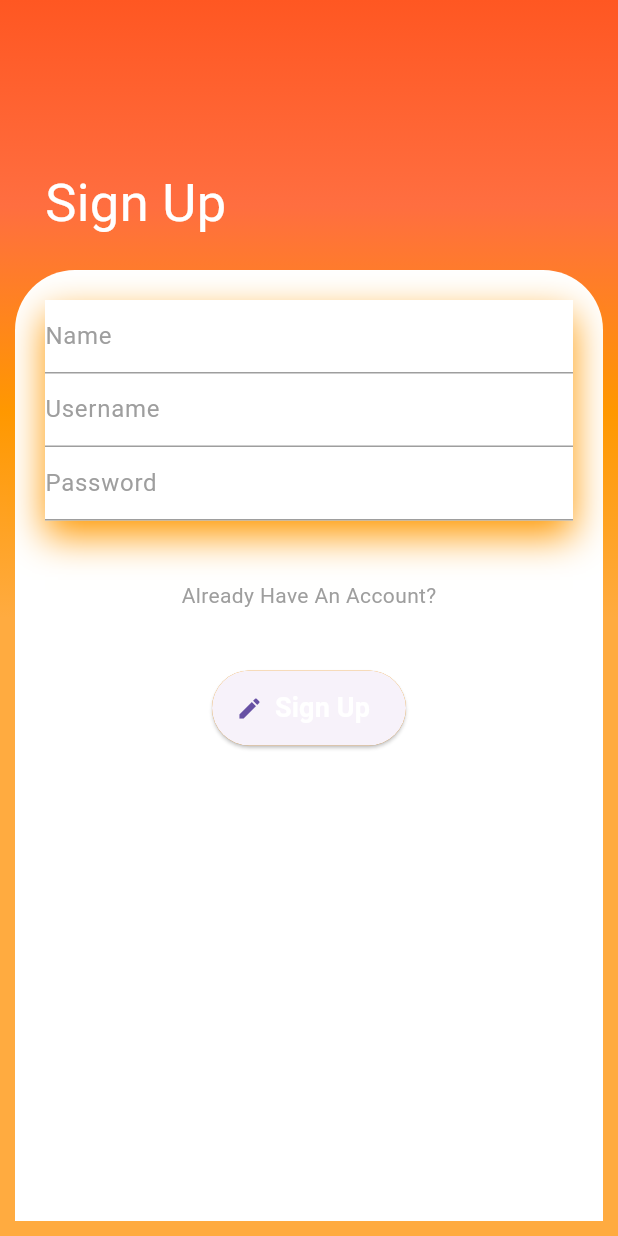
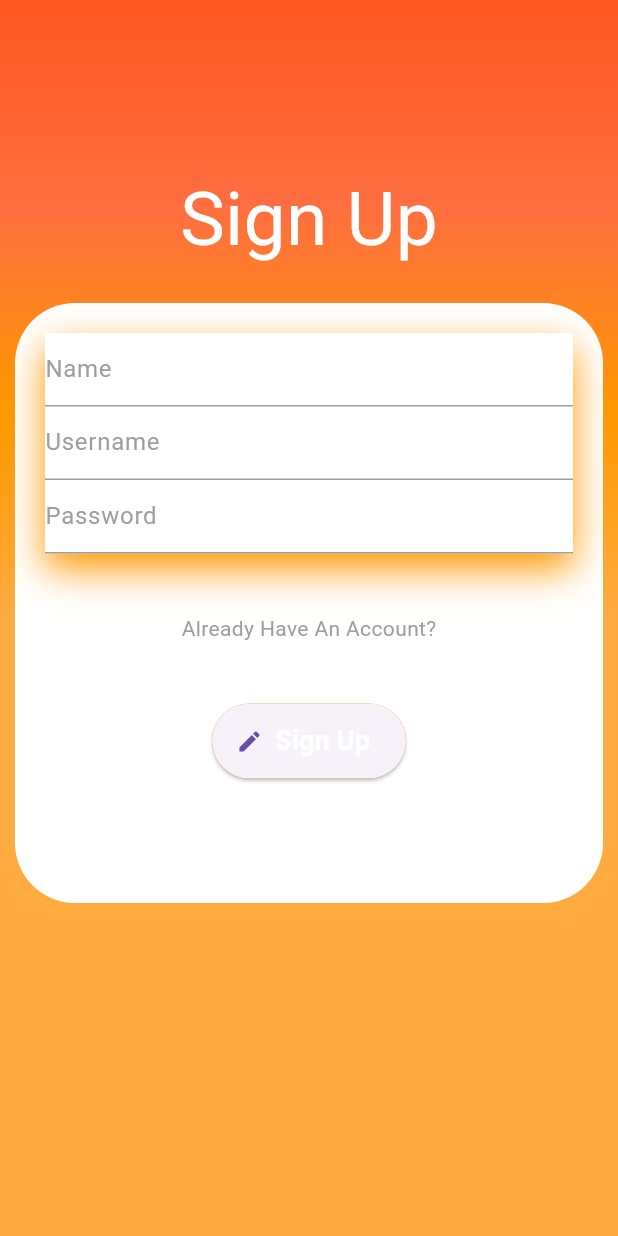
Before and after one commit to KhalilNasreddine/Travel-agency-app, a Flutter app: the Register screen opened directly, on a phone screen of 412 x 824 dp. Run offline on Flutter 3.47's test engine with Material 3 defaults, Android fonts, the phone set to English and light mode, and no system bars; missing offline and left inert: encrypted_shared_preferences.

Commit message:
register finish

```diff
--- a/lib/register.dart
+++ b/lib/register.dart
@@ -61,20 +61,26 @@ class _RegisterState extends State<Register> {
               child: Column(
                 crossAxisAlignment: CrossAxisAlignment.start,
                 children: <Widget>[
-                  Text("Sign Up", style: TextStyle(fontSize: 35, color: Colors.white),)
+                  Center(
+                  child: Text("Sign Up", style: TextStyle(fontSize: 50, color: Colors.white),)
+                  ),
                 ],
               ),
             ),
-            Expanded(child: Container(
+
+            Center(child: Container(
+              width: 500,
+              height: 400,
               decoration: BoxDecoration(
                 color: Colors.white,
-                borderRadius: BorderRadius.only(topLeft: Radius.circular(40), topRight: Radius.circular(40))
+                borderRadius: BorderRadius.only(topLeft: Radius.circular(40), topRight: Radius.circular(40), bottomLeft: Radius.circular(40), bottomRight: Radius.circular(40))
               ),
               child: Padding(
                 padding: EdgeInsets.all(20),
                 child: Column(
                   children: <Widget>[
                     Container(
+
                       decoration: BoxDecoration(
                         color: Colors.white,
                         boxShadow: [
@@ -87,7 +93,6 @@ class _RegisterState extends State<Register> {
                       ),
                       child: Column(
                         children: <Widget>[
-
                           Container(
                             decoration: BoxDecoration(
                               border: Border(bottom: BorderSide(color: Colors.grey))
@@ -132,9 +137,11 @@ class _RegisterState extends State<Register> {
                                 border: Border(bottom: BorderSide(color: Colors.grey))
                             ),
                             child: TextFormField(
+
                               controller: _controllerPassword,
                               obscureText: true,
                               decoration: InputDecoration(
+
                                   hintText: "Password",
                                   //icon: Icon(CupertinoIcons.eye_slash),
                                   hintStyle: TextStyle(color: Colors.grey),
@@ -170,16 +177,16 @@ class _RegisterState extends State<Register> {
                         color: Colors.orange
                       ),
                       child: ElevatedButton.icon(
+                        key: Key("Submit"),
                         onPressed: _loading ? null : () { // disable button while loading
                             setState(() {
                               _loading = true;
                             });
-
                             if(_controllerPassword.text.isNotEmpty &&_controllerUserName.text.isNotEmpty && _controllerName.text.isNotEmpty){
                               signUp(update, _controllerName.text.toString(), _controllerUserName.text.toString(),_controllerPassword.text.toString());
-                            Navigator.push(
-                              context,
-                              MaterialPageRoute(
+                              Navigator.push(
+                                context,
+                                MaterialPageRoute(
                                   builder: (context) => const Home()
                               ),
                             );}
@@ -194,7 +201,12 @@ class _RegisterState extends State<Register> {
                                       TextButton(
                                         child: Text('OK'),
                                         onPressed: () {
-                                          Navigator.of(context).pop();
+                                          Navigator.push(
+                                            context,
+                                            MaterialPageRoute(
+                                                builder: (context) => const Register()
+                                            ),
+                                          );
                                         },
                                       ),
                                     ],
```
